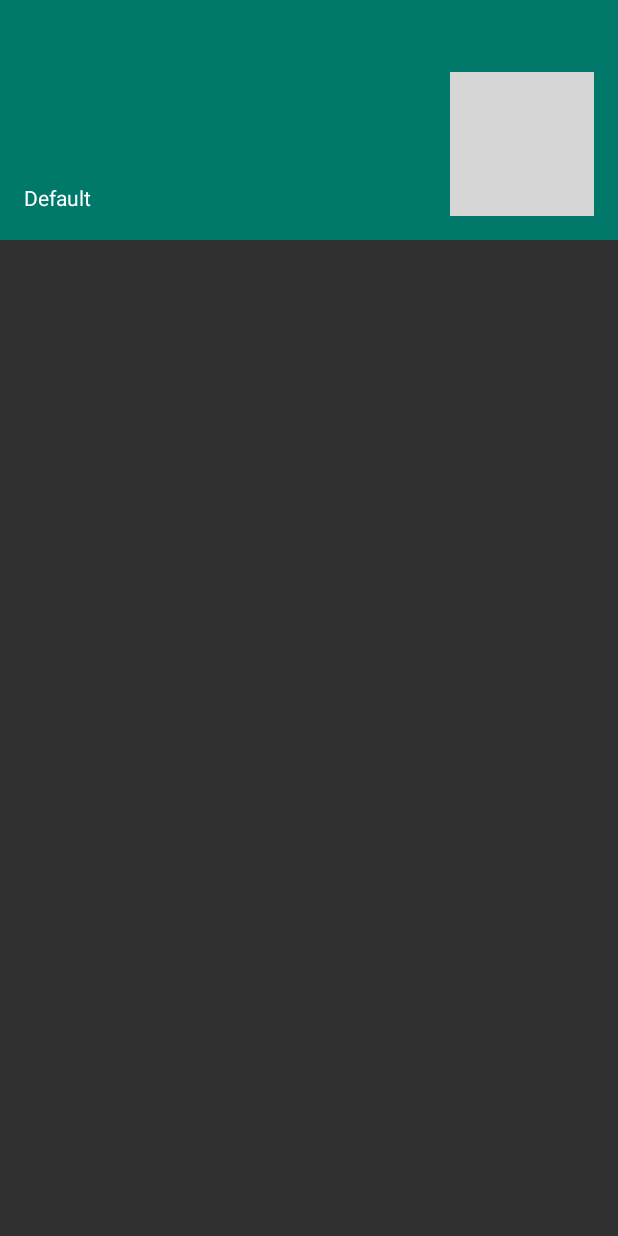
After one commit to jmonty6/Cluster, an Android app: the layout header.xml on its own in the app's theme, with its tools: preview values and no code run, on a phone screen of 412 x 824 dp. The commit adds this screen. Run offline under Robolectric (Android 15) with nearby library versions, the phone set to English and light mode, and no system bars; grey boxes are pictures that could not be loaded.

Commit message:
Implemented Navigation Drawer

```diff
--- /dev/null
+++ b/app/src/main/res/layout/header.xml
@@ -0,0 +1,32 @@
+<?xml version="1.0" encoding="utf-8"?>
+<LinearLayout xmlns:android="http://schemas.android.com/apk/res/android"
+    android:layout_width="match_parent"
+    android:layout_height="160dp"
+    android:background="@color/colorPrimary"
+    android:orientation="horizontal">
+
+    <TextView
+        android:layout_width="wrap_content"
+        android:layout_height="@dimen/button_size"
+        android:id="@+id/profile_text"
+        android:layout_weight="1"
+        android:layout_gravity="bottom"
+        android:layout_marginBottom="@dimen/spacing_small"
+        android:layout_marginLeft="@dimen/spacing_normal"
+        android:gravity="center_vertical"
+        android:text="Default"
+        android:textSize="@dimen/text_small"
+        android:textColor="@color/toolbar_text_color" />
+
+    <ImageButton
+        android:layout_width="wrap_content"
+        android:layout_height="wrap_content"
+        android:background="@android:color/transparent"
+        android:id="@+id/change_profile_button"
+        android:layout_gravity="bottom"
+        android:layout_marginBottom="@dimen/spacing_normal"
+        android:layout_marginRight="@dimen/spacing_normal"
+        android:src="@drawable/ic_arrow_drop_down_black_24dp"
+        android:tint="@color/toolbar_text_color" />
+
+</LinearLayout>
--- a/app/src/main/res/menu/navdrawermenu.xml
+++ /dev/null
@@ -1,5 +0,0 @@
-<?xml version="1.0" encoding="utf-8"?>
-<menu xmlns:android="http://schemas.android.com/apk/res/android"
-    xmlns:app="http://schemas.android.com/apk/res-auto">
-
-</menu>
--- a/app/src/main/res/values-v21/styles.xml
+++ b/app/src/main/res/values-v21/styles.xml
@@ -20,13 +20,12 @@
                 <item name="colorPrimary">@color/colorPrimary</item>
                 <item name="colorPrimaryDark">@color/colorPrimaryDark</item>
                 <item name="colorAccent">@color/colorAccent</item>
-                <item name="android:textColorPrimary">@color/primary_text_default_material_dark</item>
-                <item name="android:colorBackground">@color/backgroundLight</item>
-                <item name="android:textColorSecondary">
-                        @color/secondary_text_default_material_dark
-                </item>
+                <item name="android:textColorPrimary">@color/primary_text_default_material_light</item>
+                <item name="android:colorBackground">@color/background_material_light</item>
+                <item name="android:textColorSecondary">@color/secondary_text_default_material_light</item>
                 <item name="android:navigationBarColor">@android:color/black</item>
-                <item name="android:colorForeground">@color/foreground_material_dark</item>
+                <item name="android:colorForeground">@color/foreground_material_light</item>
+                <item name="android:statusBarColor">@color/colorPrimaryDark</item>
         </style>
 
         <style name="AppTheme.Dark" parent="Theme.AppCompat.NoActionBar">
@@ -35,8 +34,9 @@
                 <item name="colorPrimaryDark">@color/colorPrimaryDark</item>
                 <item name="colorAccent">@color/colorAccent</item>
                 <item name="android:textColorPrimary">@color/primary_text_default_material_dark</item>
-                <item name="android:colorBackground">@color/backgroundDark</item>
+                <item name="android:colorBackground">@color/background_material_dark</item>
                 <item name="android:navigationBarColor">@android:color/black</item>
-                <item name="android:textColorSecondary">@color/secondary_text_material_dark</item>
+                <item name="android:textColorSecondary">@color/secondary_text_default_material_dark</item>
+                <item name="android:statusBarColor">@color/colorPrimaryDark</item>
         </style>
 </resources>
--- a/app/src/main/res/values/colors.xml
+++ b/app/src/main/res/values/colors.xml
@@ -3,10 +3,7 @@
     <color name="colorPrimary">#00796b</color>
     <color name="colorPrimaryDark">#00695c</color>
     <color name="colorAccent">#4db6ac</color>
-    <color name="textColorPrimary">#ffffff</color>
+    <color name="toolbar_text_color">#ffffff</color>
     <color name="backgroundDark">#303030</color>
     <color name="backgroundLight">#f5f5f5</color>
-    <color name="primary_text_default_material_light">#000000</color>
-    <color name="secondary_text_default_material_dark">#000000</color>
-    <color name="secondary_text_material_dark">#ffffff</color>
 </resources>
--- a/app/src/main/res/values/dimens.xml
+++ b/app/src/main/res/values/dimens.xml
@@ -2,6 +2,11 @@
     <!-- Default screen margins, per the Android Design guidelines. -->
     <dimen name="activity_horizontal_margin">16dp</dimen>
     <dimen name="activity_vertical_margin">16dp</dimen>
+    <dimen name="navigation_drawer_width">280dp</dimen>
     <dimen name="spacing_normal">16dp</dimen>
     <dimen name="spacing_small">8dp</dimen>
+    <dimen name="spacing_extra_small">4dp</dimen>
+    <dimen name="button_size">24dp</dimen>
+
+    <dimen name="text_small">14sp</dimen>
 </resources>
--- a/app/src/main/res/values/styles.xml
+++ b/app/src/main/res/values/styles.xml
@@ -6,9 +6,8 @@
         <item name="colorPrimary">@color/colorPrimary</item>
         <item name="colorPrimaryDark">@color/colorPrimaryDark</item>
         <item name="colorAccent">@color/colorAccent</item>
-        <item name="android:colorBackground">@color/backgroundDark</item>
-        <item name="android:textColorPrimary">@color/primary_text_default_material_dark</item>
-        <item name="android:textColorSecondary">@color/secondary_text_material_dark</item>
+        <item name="android:colorBackground">@color/background_material_dark</item>
+        <item name="android:textColorSecondary">@color/secondary_text_default_material_dark</item>
     </style>
 
     <style name="AppTheme.Light" parent="Theme.AppCompat.Light.NoActionBar">
@@ -16,8 +15,10 @@
         <item name="colorPrimary">@color/colorPrimary</item>
         <item name="colorPrimaryDark">@color/colorPrimaryDark</item>
         <item name="colorAccent">@color/colorAccent</item>
-        <item name="android:colorBackground">@color/backgroundLight</item>
-        <item name="android:textColorPrimary">@color/primary_text_default_material_dark</item>
+        <item name="android:colorBackground">@color/background_material_light</item>
+        <item name="android:textColorPrimary">@color/primary_text_default_material_light</item>
+        <item name="android:colorForeground">@color/foreground_material_light</item>
+        <item name="android:textColorSecondary">@color/secondary_text_default_material_light</item>
     </style>
 
 </resources>
```
Also changed, not shown: app/src/main/java/edu/niu/students/z1721198/cluster/MainActivity.java (+71 -102 lines), app/src/main/res/layout/activity_main.xml (+7 -7 lines), app/src/main/res/layout/drawer_list_item.xml (deleted, +0 -31 lines), app/src/main/res/menu/navigation_menu.xml (added, +36 -0 lines), app/src/main/res/values/strings.xml (+5 -15 lines).
